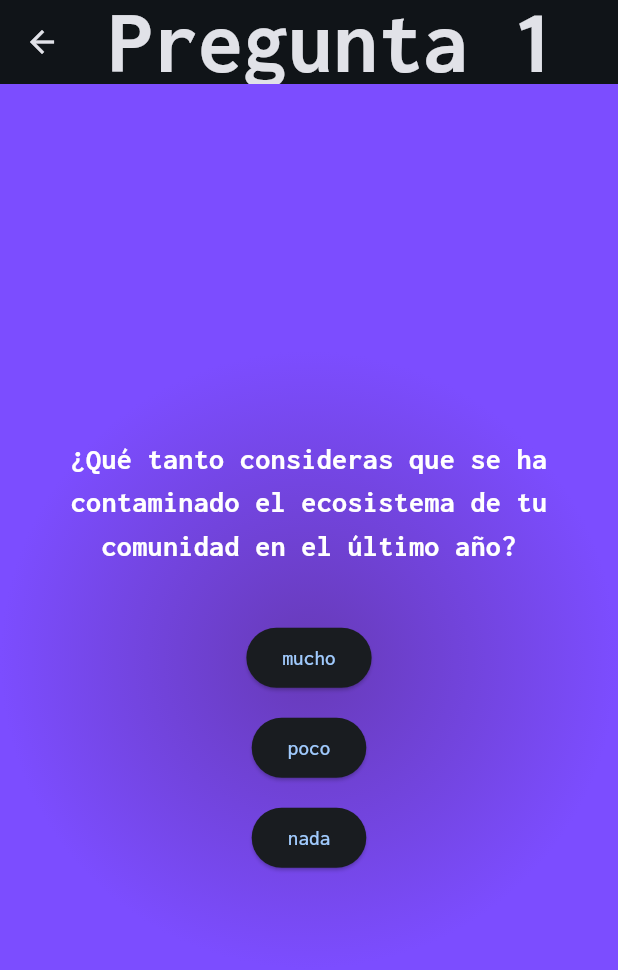
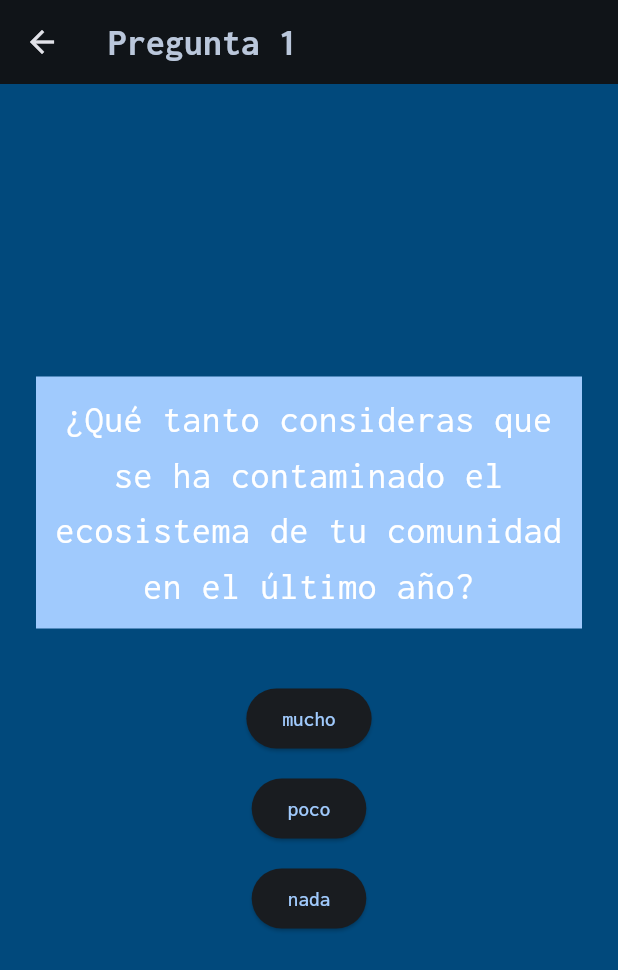
Before and after one commit to RafaelDiaz01/App-Tarantulas, a Flutter app: the EncuestaScreen screen opened directly with empty values, on a phone screen of 412 x 824 dp. Shown: the top 970 px of the screen. Run offline on Flutter 3.47's test engine with Material 3 defaults, Android fonts, the phone set to English and light mode, and no system bars; our stand-ins replace font_awesome_flutter, google_fonts, hive, hive_flutter, lottie; accounts and stored records are empty.

Commit message:
Al momento de empezar la encuesta, se modificaron los estilos para que coincidan con los colores de la app.

```diff
--- a/lib/configurations/app_theme.dart
+++ b/lib/configurations/app_theme.dart
@@ -14,7 +14,7 @@ final appTextTheme = GoogleFonts.inconsolataTextTheme().copyWith(
   ),
   bodyLarge: GoogleFonts.inconsolata(
     fontWeight: FontWeight.normal,
-    fontSize: 18,
+    fontSize: 25,
   ),
   titleLarge: GoogleFonts.inconsolata(
     fontWeight: FontWeight.bold,
--- a/lib/screens/encuestaScreen.dart
+++ b/lib/screens/encuestaScreen.dart
@@ -15,7 +15,8 @@ class EncuestaScreen extends StatefulWidget {
 class _EncuestaScreenState extends State<EncuestaScreen> {
   int _currentIndex = 0;
   final Map<String, String> _respuestas = {};
-  final TextEditingController _respuestaAbiertaController = TextEditingController();
+  final TextEditingController _respuestaAbiertaController =
+      TextEditingController();
   bool _guardando = false;
   String _textoRespuesta = '';
 
@@ -63,7 +64,9 @@ class _EncuestaScreenState extends State<EncuestaScreen> {
 
   Future<void> _finalizarEncuesta() async {
     final box = await Hive.openBox<Usuario>('usuariosBox');
-    final index = box.values.toList().indexWhere((u) => u.id == widget.usuario.id);
+    final index = box.values.toList().indexWhere(
+      (u) => u.id == widget.usuario.id,
+    );
 
     if (index != -1) {
       final actualizado = widget.usuario.copyWith(respuestas: _respuestas);
@@ -93,23 +96,29 @@ class _EncuestaScreenState extends State<EncuestaScreen> {
     final opciones = pregunta['opciones'] as List<String>?;
 
     return Scaffold(
-      appBar: AppBar(title: Text('Pregunta ${_currentIndex + 1}')),
+      appBar: AppBar(
+        title: Text(
+          'Pregunta ${_currentIndex + 1}',
+          style: Theme.of(context).textTheme.titleMedium?.copyWith(
+            color: Theme.of(context).colorScheme.secondary,
+          ),
+        ),
+      ),
       body: Container(
         padding: const EdgeInsets.all(24),
-        decoration: const BoxDecoration(
-          gradient: RadialGradient(colors: [Colors.deepPurple, Colors.deepPurpleAccent]),
-        ),
         child: Column(
           mainAxisAlignment: MainAxisAlignment.center,
           children: [
-            Text(
-              textoPregunta,
-              style: const TextStyle(
-                color: Colors.white,
-                fontSize: 20,
-                fontWeight: FontWeight.bold,
+            Container(
+              color: Theme.of(context).colorScheme.primary,
+              child: Padding(
+                padding: EdgeInsets.all(10),
+                child: Text(
+                  textoPregunta,
+                  style: Theme.of(context).textTheme.bodyLarge?.copyWith(),
+                  textAlign: TextAlign.center,
+                ),
               ),
-              textAlign: TextAlign.center,
             ),
             const SizedBox(height: 30),
             if (_esAbierta()) ...[
```
